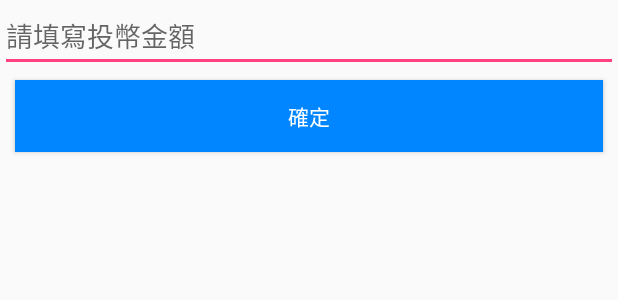
After one commit to 17710622616/CoinHand, an Android app: the layout dialog_order_amount_insert.xml on its own in the app's theme, with its tools: preview values and no code run, on a phone screen of 412 x 824 dp. The commit adds this screen. Shown: the top 300 px of the screen. Run offline under Robolectric (Android 15) with nearby library versions, the phone set to English and light mode, and no system bars.

Commit message:
1：添加訂單單單處理，接單完成不可返回 2：添加首頁加載當有未完成的訂單直接跳轉訂單詳情 3：訂單詳情界面完成時投幣金額由投幣手自己控制，完成訂單添加投幣金額字段

```diff
--- a/app/src/main/java/com/bssf/john_li/coinhand/CHAdapter/PopOrderListAdapter.java
+++ b/app/src/main/java/com/bssf/john_li/coinhand/CHAdapter/PopOrderListAdapter.java
@@ -66,7 +66,7 @@ public class PopOrderListAdapter extends BaseAdapter {
         }
         //x.image().bind(holder.item_pop_iv,  String.valueOf(list.get(position).getOrder().getOrderNo()), options);
         holder.item_pop_order_no.setText("編號：" + String.valueOf(list.get(position).getOrder().getOrderNo()));
-        holder.item_pop_car_no.setText("車牌號碼：" + String.valueOf(list.get(position).getOrder().getCarId()));
+        holder.item_pop_car_no.setText("車牌號碼：" + String.valueOf(list.get(position).getOrder().getCarNO()));
         holder.item_pop_car_port.setText("車位編號：" + String.valueOf(list.get(position).getSoltMachine().getMachineNo()) + list.get(position).getOrder().getParkingSpace());
         holder.item_pop_order_next_time.setText("下次時間：" + CHCommonUtils.stampToDate(String.valueOf(list.get(position).getOrder().getStartSlotTime())));
         holder.item_pop_order_remark.setText("备注：" + String.valueOf(list.get(position).getOrder().getRemark()));
--- a/app/src/main/java/com/bssf/john_li/coinhand/CHAdapter/PopUnKnowOrderListAdapter.java
+++ b/app/src/main/java/com/bssf/john_li/coinhand/CHAdapter/PopUnKnowOrderListAdapter.java
@@ -64,7 +64,7 @@ public class PopUnKnowOrderListAdapter extends BaseAdapter {
         }
         //x.image().bind(holder.item_pop_iv,  String.valueOf(list.get(position).getOrder().getOrderNo()), options);
         holder.item_pop_order_no.setText("訂單編號：" + String.valueOf(list.get(position).getOrder().getOrderNo()));
-        holder.item_pop_car_no.setText("車牌號碼：" + String.valueOf(list.get(position).getOrder().getCarId()));
+        holder.item_pop_car_no.setText("車牌號碼：" + String.valueOf(list.get(position).getOrder().getCarNO()));
         holder.item_pop_car_port.setText("車位編號：" + String.valueOf(list.get(position).getOrder().getCarId()));
         holder.item_pop_order_next_time.setText("下次時間：" + CHCommonUtils.stampToDate(String.valueOf(list.get(position).getOrder().getStartSlotTime())));
         holder.item_pop_order_remark.setText("备注：" + String.valueOf(list.get(position).getOrder().getRemark()));
--- a/app/src/main/java/com/bssf/john_li/coinhand/CHUtils/CHConfigtor.java
+++ b/app/src/main/java/com/bssf/john_li/coinhand/CHUtils/CHConfigtor.java
@@ -11,6 +11,8 @@ public class CHConfigtor {
     public final static String USER_LOGIN = "user/qishoulogin";
     // 獲取工作區域
     public final static String WORK_AREA = "toushou/getAreaList";
+    // 獲取工作區域
+    public final static String CHECK_UNFINISH = "toushou/checkUnfinished";
     // 獲取該區域內的訂單
     public final static String GET_ORDER_LIST = "toushou/getOrderList";
     // 獲取訂單詳情
--- /dev/null
+++ b/app/src/main/res/layout/dialog_order_amount_insert.xml
@@ -0,0 +1,25 @@
+<?xml version="1.0" encoding="utf-8"?>
+<LinearLayout xmlns:android="http://schemas.android.com/apk/res/android"
+    android:orientation="vertical"
+    android:layout_width="match_parent"
+    android:layout_height="match_parent">
+
+    <EditText
+        android:id="@+id/dialog_order_amount_et"
+        android:layout_width="match_parent"
+        android:layout_height="wrap_content"
+        android:inputType="number"
+        android:hint="請填寫投幣金額" />
+    <Button
+        android:id="@+id/dialog_order_amount_submit"
+        android:layout_width="match_parent"
+        android:layout_height="wrap_content"
+        android:padding="5dp"
+        android:layout_marginTop="5dp"
+        android:layout_marginBottom="5dp"
+        android:layout_marginLeft="10dp"
+        android:layout_marginRight="10dp"
+        android:text="確定"
+        android:textColor="@color/colorWight"
+        android:background="@color/base_color"/>
+</LinearLayout>
```
Also changed, not shown: app/src/main/java/com/bssf/john_li/coinhand/CHFragment/InsertCoinsFragment.java (+63 -1 lines), app/src/main/java/com/bssf/john_li/coinhand/CHModel/CheckUnfinishModel.java (added, +57 -0 lines), app/src/main/java/com/bssf/john_li/coinhand/CHModel/OrderListOutModel.java (+10 -0 lines), app/src/main/java/com/bssf/john_li/coinhand/OrderDetialActivity.java (+61 -5 lines), app/src/main/res/layout/activity_order_detial.xml (+50 -47 lines).
